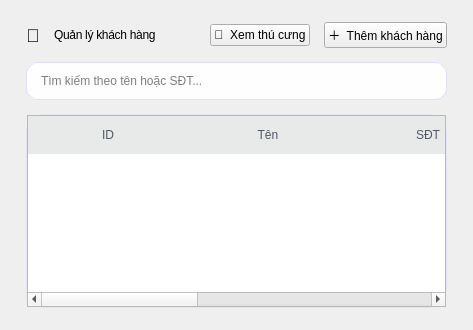
Old version of the form ui/customers.ui in the repository thaieaut-engineer/LTUD_Python_Nhom_18.
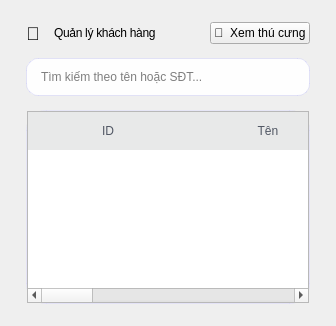
New version of the form.

Patch:
```diff
--- a/ui/customers.ui
+++ b/ui/customers.ui
@@ -85,19 +85,6 @@
        </property>
       </widget>
      </item>
-     <item>
-      <widget class="QPushButton" name="addCustomerButton">
-       <property name="objectName">
-        <string>PrimaryButton</string>
-       </property>
-       <property name="text">
-        <string>＋  Thêm khách hàng</string>
-       </property>
-       <property name="cursor">
-        <cursorShape>PointingHandCursor</cursorShape>
-       </property>
-      </widget>
-     </item>
     </layout>
    </item>
    <item>
```
